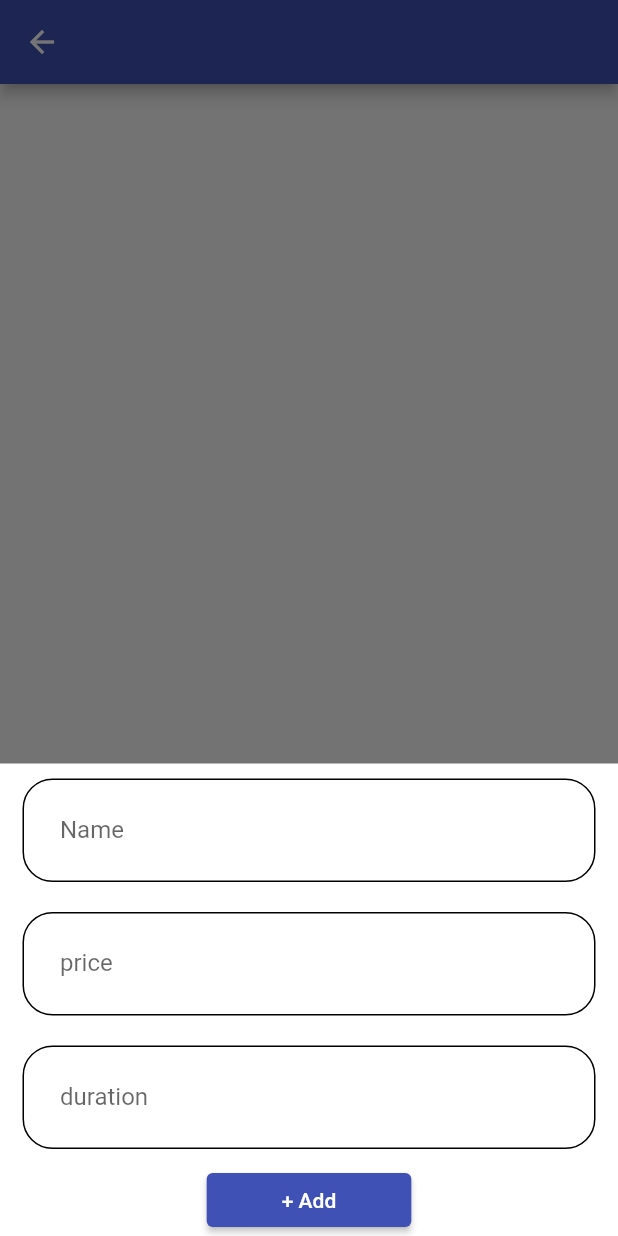
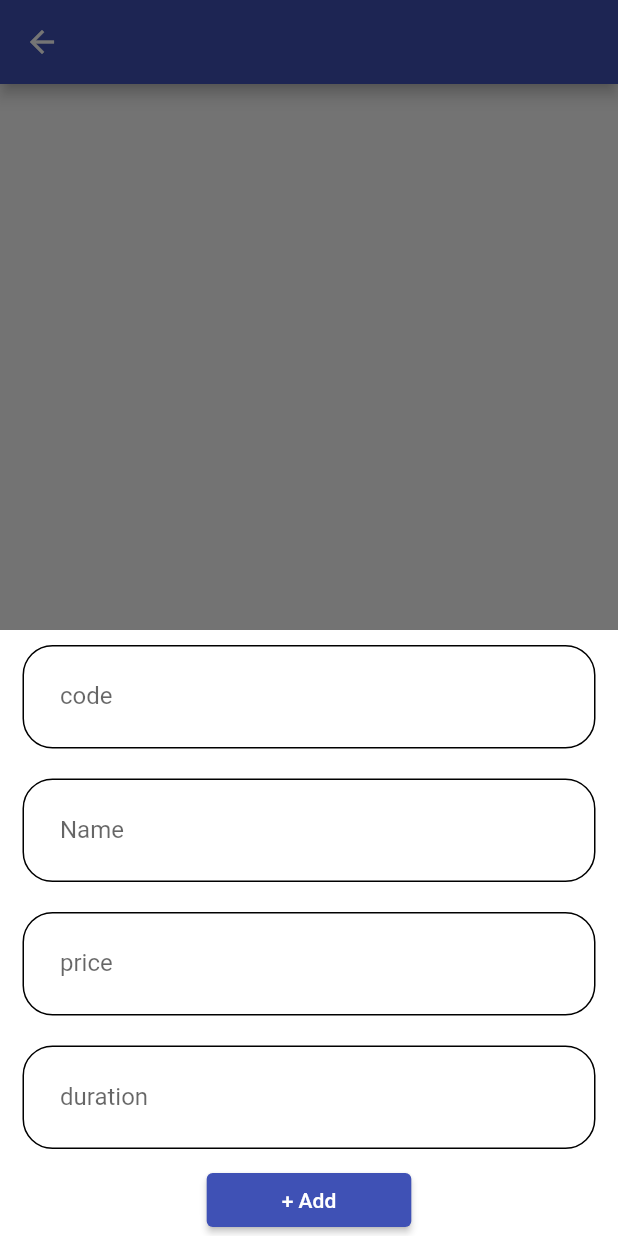
Before and after one commit to swilam202/cafe-system, a Flutter app: the Products screen opened by its route, after a tap on the "add" icon, on a phone screen of 412 x 824 dp. Run offline on Flutter 3.47's test engine with Material 2 defaults, Android fonts, the phone set to English and light mode, and no system bars; our stand-ins replace get, sqflite; accounts and stored records are empty.

Commit message:
another changes

```diff
--- a/lib/components/products listTile.dart
+++ b/lib/components/products listTile.dart
@@ -5,7 +5,8 @@ Widget ProductListTile(
   String name,
   int price,
   String duration,
-) {
+    int code,)
+{
   return Container(
     margin: const EdgeInsets.all(5),
     child: Card(
@@ -18,7 +19,7 @@ Widget ProductListTile(
             style: const TextStyle(fontSize: 18, fontWeight: FontWeight.w500),
           ),
           leading: Text(
-            name,
+            '$code      $name',
             style: const TextStyle(fontSize: 22, fontWeight: FontWeight.bold),
           ),
           trailing: Text(
--- a/lib/controllers/data controller.dart
+++ b/lib/controllers/data controller.dart
@@ -18,7 +18,6 @@ class DataController extends GetxController {
             : tableName == 'order'
                 ? order.assignAll(list)
                 : products.assignAll(list);
-    print(order.value);
   }
 
   updateUser(String tableName, Map<String, Object> map, int id) async {
--- a/lib/database/sqldb.dart
+++ b/lib/database/sqldb.dart
@@ -41,6 +41,7 @@ class SQLDB {
     batch.execute('''
        CREATE TABLE "products"(
        id INTEGER PRIMARY KEY AUTOINCREMENT,
+       code INTEGER,
        name TEXT,
        price INTEGER,
        duration TEXT)
@@ -50,7 +51,6 @@ class SQLDB {
        CREATE TABLE "order"(
        id INTEGER PRIMARY KEY AUTOINCREMENT,
        code INTEGER,
-       name TEXT,
        amount INTEGER,
        total INTEGER,
        status TEXT)
--- a/lib/pages/admin pages/products.dart
+++ b/lib/pages/admin pages/products.dart
@@ -35,7 +35,7 @@ class _ProductsState extends State<Products> {
               dataController.products[index]['name'],
               dataController.products[index]['price'],
               dataController.products[index]['duration'],
-
+              dataController.products[index]['code'],
             );
           },
         ),
@@ -45,11 +45,18 @@ class _ProductsState extends State<Products> {
           TextEditingController nameController = TextEditingController();
           TextEditingController priceController = TextEditingController();
           TextEditingController durationController = TextEditingController();
+          TextEditingController codeController = TextEditingController();
 
           Get.bottomSheet(
             Wrap(
               alignment: WrapAlignment.center,
               children: [
+                customTextField(
+                  type: TextInputType.phone,
+                  label: 'code',
+                  hint: 'product code',
+                  controller: codeController,
+                ),
                 customTextField(
                   type: TextInputType.text,
                   label: 'Name',
@@ -72,6 +79,7 @@ class _ProductsState extends State<Products> {
                       () {
                     if (nameController.text.isEmpty ||
                         priceController.text.isEmpty ||
+                        codeController.text.isEmpty ||
                         durationController.text.isEmpty) {
                       warning(
                           title: 'Warning',
@@ -83,6 +91,7 @@ class _ProductsState extends State<Products> {
                           'name': nameController.text,
                           'price': priceController.text,
                           'duration': durationController.text,
+                          'code': codeController.text,
                         },
                       );
                       Get.back();
```
Also changed, not shown: lib/pages/admin pages/admin home page.dart (+21 -6 lines), lib/pages/cashier pages/add order.dart (+74 -13 lines).
